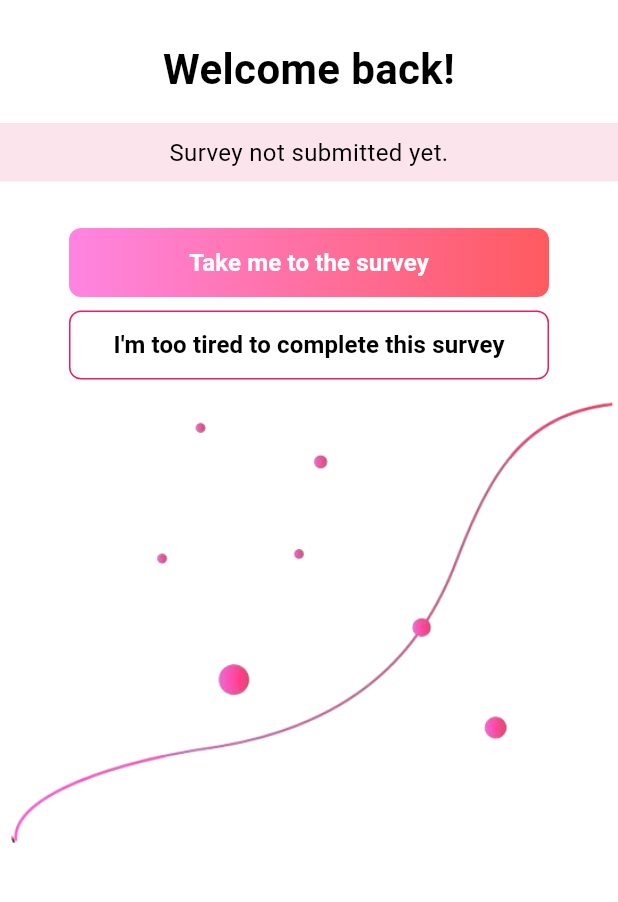
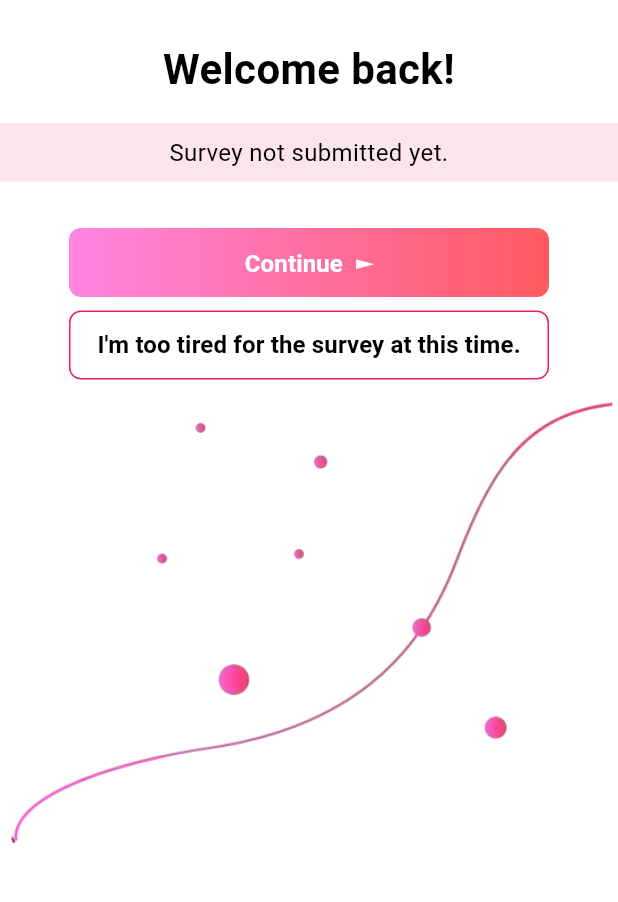
Before and after one commit to anusii/msfatigue, a Flutter app: the WelcomeBackScreen screen opened directly, on a phone screen of 412 x 824 dp, the part 120-1022 px from its top. Run offline on Flutter 3.47's test engine with Material 3 defaults, Android fonts, the phone set to English and light mode, and no system bars; our stand-ins replace equatable, flutter_bloc, flutter_markdown, gap, shared_preferences, universal_io; missing offline and left inert: rdflib, solidpod, window_manager; accounts and stored records are empty.

Commit message:
Update button labels.

```diff
--- a/lib/questionnaire/welcome_back.dart
+++ b/lib/questionnaire/welcome_back.dart
@@ -179,7 +179,7 @@ class _WelcomeBackScreenState extends State<WelcomeBackScreen> {
                         ),
                         child: const Center(
                           child: Text(
-                            'Take me to the survey',
+                            'Continue  ►',
                             style: TextStyle(
                               color: Colors.white,
                               fontSize: 16,
@@ -209,7 +209,7 @@ class _WelcomeBackScreenState extends State<WelcomeBackScreen> {
                         ),
                       ),
                       child: const Text(
-                        "I'm too tired to complete this survey",
+                        "I'm too tired for the survey at this time.",
                         style: TextStyle(
                           fontSize: 16,
                           color: Colors.black,
```
